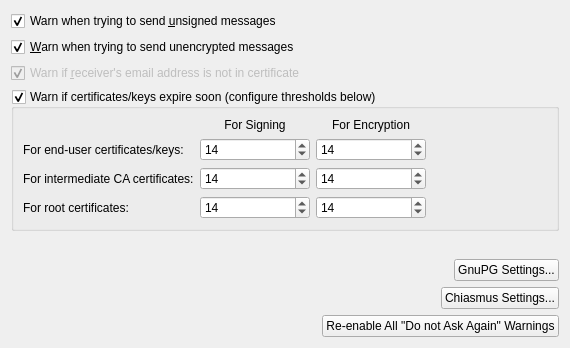
Qt form kmail/ui/warningconfiguration.ui (KDE/kdepim) before a commit.
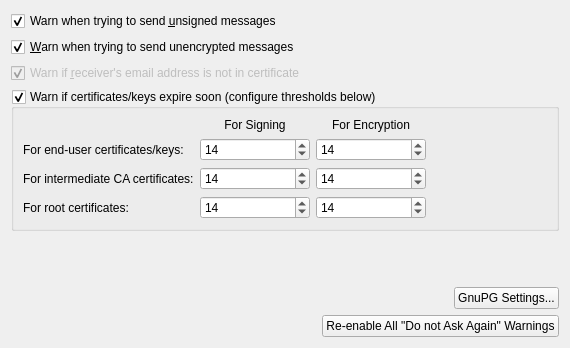
The same form after that commit. Custom widgets are drawn as their Qt base class.

Commit message: Remove dead code

```diff
--- a/kmail/ui/warningconfiguration.ui
+++ b/kmail/ui/warningconfiguration.ui
@@ -408,30 +408,6 @@
      </item>
     </layout>
    </item>
-   <item>
-    <layout class="QHBoxLayout">
-     <item>
-      <spacer name="horizontalSpacer2">
-       <property name="orientation">
-        <enum>Qt::Horizontal</enum>
-       </property>
-       <property name="sizeHint" stdset="0">
-        <size>
-         <width>40</width>
-         <height>20</height>
-        </size>
-       </property>
-      </spacer>
-     </item>
-     <item>
-      <widget class="QPushButton" name="chiasmusButton">
-       <property name="text">
-        <string>Chiasmus Settings...</string>
-       </property>
-      </widget>
-     </item>
-    </layout>
-   </item>
    <item>
     <layout class="QHBoxLayout">
      <property name="margin">
```
Left out of the diff: 1 changed line with no effect on the pictures. The commit also changes 2 other files.
